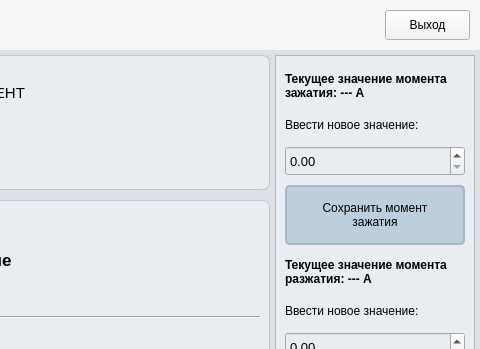
The window that main.ui (petlitsky/rozovproject) describes before a commit, drawn with Qt 5; both pictures show x 544 to 1024 and y 0 to 349 of the 1024 by 600 pixel window.
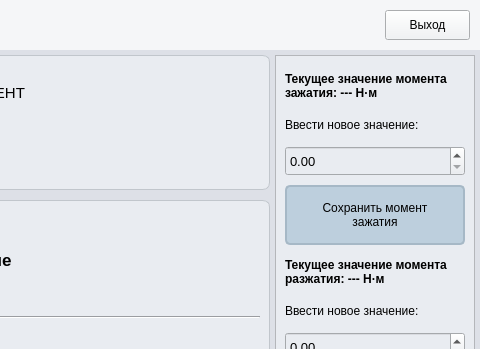
The same window after the commit. The open tabs and pages were chosen to show the change. Icons and pictures are not drawn.

```diff
--- a/main.ui
+++ b/main.ui
@@ -6556,7 +6556,7 @@
                     </font>
                    </property>
                    <property name="text">
-                    <string>Текущее значение момента зажатия: --- A</string>
+                    <string>Текущее значение момента зажатия: --- Н·м</string>
                    </property>
                    <property name="wordWrap">
                     <bool>true</bool>
@@ -6631,7 +6631,7 @@
                     </font>
                    </property>
                    <property name="text">
-                    <string>Текущее значение момента разжатия: --- А</string>
+                    <string>Текущее значение момента разжатия: --- Н·м</string>
                    </property>
                    <property name="wordWrap">
                     <bool>true</bool>
```
Left out of the diff: 20 changed lines with no effect on the pictures.
